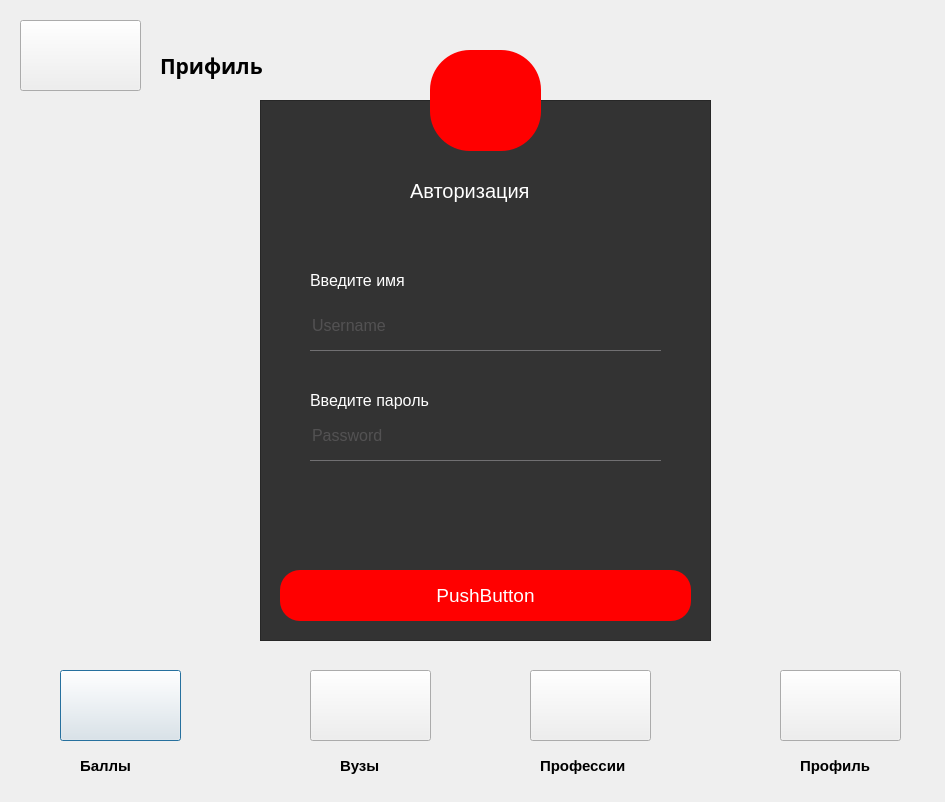
Above: vuz/qt_designer/Prof.ui from Aidinar/vuzopedia before the change. Below: the same form after it.
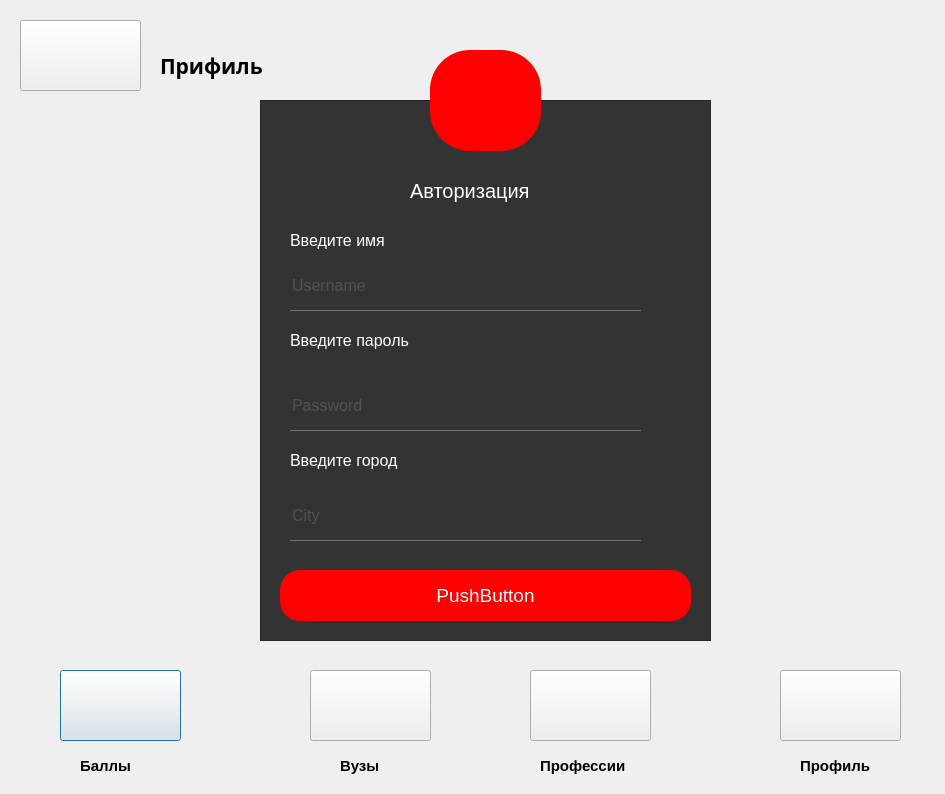
That is the form after the change. Icons and pictures are not drawn.

The edit to the form file:
```diff
--- a/vuz/qt_designer/Prof.ui
+++ b/vuz/qt_designer/Prof.ui
@@ -7,7 +7,7 @@
     <x>0</x>
     <y>0</y>
     <width>945</width>
-    <height>802</height>
+    <height>794</height>
    </rect>
   </property>
   <property name="windowTitle">
@@ -328,8 +328,8 @@
    <widget class="QLineEdit" name="lineEdit">
     <property name="geometry">
      <rect>
-      <x>50</x>
-      <y>200</y>
+      <x>30</x>
+      <y>160</y>
       <width>351</width>
       <height>51</height>
      </rect>
@@ -361,8 +361,8 @@
    <widget class="QLineEdit" name="lineEdit_2">
     <property name="geometry">
      <rect>
-      <x>50</x>
-      <y>310</y>
+      <x>30</x>
+      <y>280</y>
       <width>351</width>
       <height>51</height>
      </rect>
@@ -397,8 +397,8 @@
    <widget class="QLabel" name="label_7">
     <property name="geometry">
      <rect>
-      <x>50</x>
-      <y>160</y>
+      <x>30</x>
+      <y>120</y>
       <width>161</width>
       <height>41</height>
      </rect>
@@ -415,8 +415,8 @@
    <widget class="QLabel" name="label_8">
     <property name="geometry">
      <rect>
-      <x>50</x>
-      <y>280</y>
+      <x>30</x>
+      <y>220</y>
       <width>161</width>
       <height>41</height>
      </rect>
@@ -430,6 +430,60 @@
      <string>Введите пароль</string>
     </property>
    </widget>
+   <widget class="QLabel" name="label_9">
+    <property name="geometry">
+     <rect>
+      <x>30</x>
+      <y>340</y>
+      <width>161</width>
+      <height>41</height>
+     </rect>
+    </property>
+    <property name="font">
+     <font>
+      <pointsize>12</pointsize>
+     </font>
+    </property>
+    <property name="text">
+     <string>Введите город</string>
+    </property>
+   </widget>
+   <widget class="QLineEdit" name="lineEdit_3">
+    <property name="geometry">
+     <rect>
+      <x>30</x>
+      <y>390</y>
+      <width>351</width>
+      <height>51</height>
+     </rect>
+    </property>
+    <property name="font">
+     <font>
+      <pointsize>12</pointsize>
+     </font>
+    </property>
+    <property name="styleSheet">
+     <string notr="true">QLineEdit 
+{
+	backround:transparent;
+	border:none;
+	color:#717072;
+	border-bottom:1px solid #717072;
+}</string>
+    </property>
+    <property name="text">
+     <string/>
+    </property>
+    <property name="echoMode">
+     <enum>QLineEdit::Normal</enum>
+    </property>
+    <property name="cursorPosition">
+     <number>0</number>
+    </property>
+    <property name="placeholderText">
+     <string>City</string>
+    </property>
+   </widget>
   </widget>
   <widget class="QToolButton" name="toolButton">
    <property name="geometry">
```
